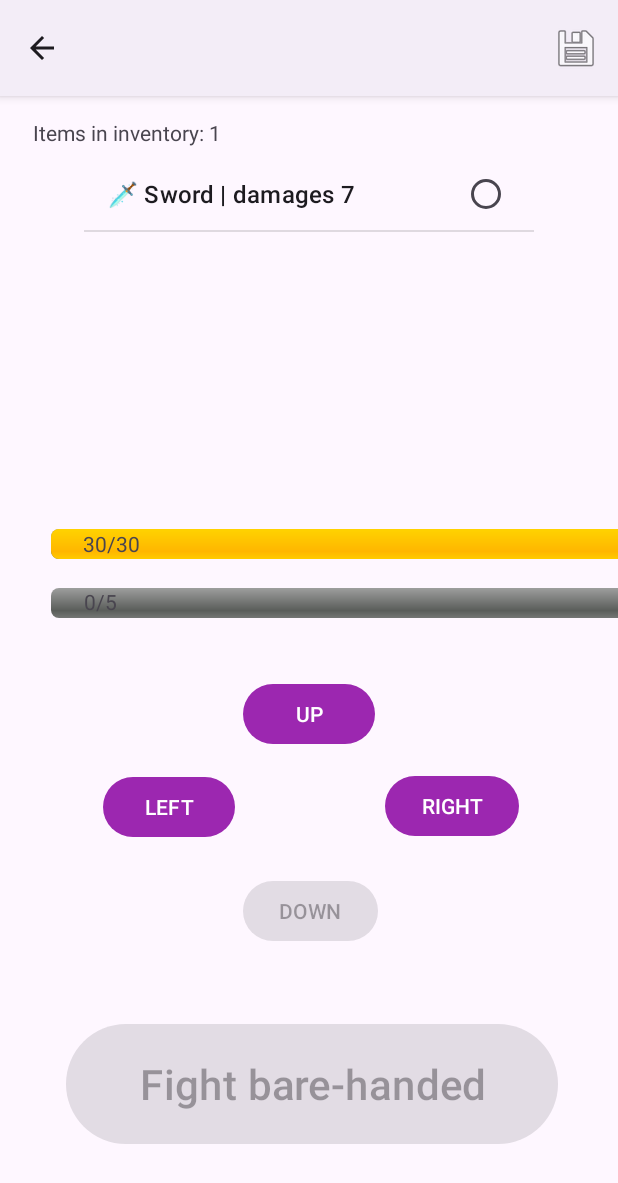
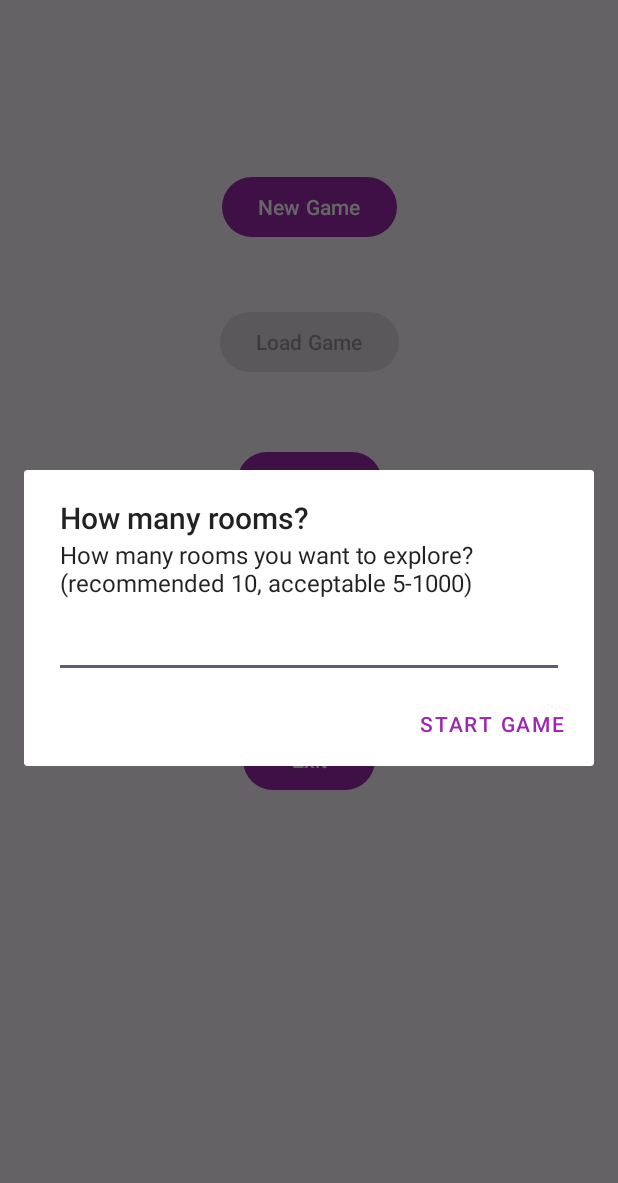
Before and after one commit to andrii-synelnyk/COM543-treasure-adventure-game, an Android app: the screen it shows after launch (GameActivity before the commit, MainActivity after it), after a tap on "New Game", on a phone screen of 412 x 824 dp. Shown: the top 1183 px of the screen. Run offline under Robolectric (Android 15) with nearby library versions, the phone set to English and light mode, and no system bars.

Commit message:
added ask for room count dialog

```diff
--- a/app/src/main/java/com/example/treasureadventure/Controller.java
+++ b/app/src/main/java/com/example/treasureadventure/Controller.java
@@ -7,10 +7,10 @@ public class Controller {
 
     GameActivity gameActivity;
 
-    Controller(GameActivity gameActivity, boolean loaded){
+    Controller(GameActivity gameActivity, boolean loaded, int numberOfRooms){
         if (!loaded) {
             model = new Model();
-            model.initializeIfNotLoaded();
+            model.initializeIfNotLoaded(numberOfRooms);
         }
         else model = new GameLoader(gameActivity).retreiveSave();
         view = new View();
--- a/app/src/main/java/com/example/treasureadventure/GameActivity.java
+++ b/app/src/main/java/com/example/treasureadventure/GameActivity.java
@@ -39,7 +39,6 @@ public class GameActivity extends AppCompatActivity {
     private int savedPosition = -1; // for saving selected item between rooms
     ListView listView;
     GameSaver gameSaver;
-    boolean loadButtonPressed = false;
 
     @Override
     protected void onCreate(Bundle savedInstanceState) {
@@ -53,6 +52,7 @@ public class GameActivity extends AppCompatActivity {
 
         Intent intent = getIntent();
         boolean loadButtonPressed = intent.getBooleanExtra("load-button", false);
+        int numberOfRooms = intent.getIntExtra("number-of-rooms", 10);
 
         // Obtain references to the buttons
         moveUpButton = findViewById(R.id.moveUPButton);
@@ -69,8 +69,8 @@ public class GameActivity extends AppCompatActivity {
         dungeonProgressText = findViewById(R.id.dungeonProgressText);
         inventoryCountText = findViewById(R.id.inventoryCountText);
 
-        if (!loadButtonPressed) controller = new Controller(this, false);
-        else controller = new Controller(this, true);
+        if (!loadButtonPressed) controller = new Controller(this, false, numberOfRooms);
+        else controller = new Controller(this, true, -1); // -1 is a placeholder, the number of rooms will be taken from save
         gameSaver = new GameSaver(this);
 
         // Set up listeners for each button
--- a/app/src/main/java/com/example/treasureadventure/MainActivity.java
+++ b/app/src/main/java/com/example/treasureadventure/MainActivity.java
@@ -2,10 +2,17 @@ package com.example.treasureadventure;
 
 import androidx.appcompat.app.AppCompatActivity;
 
+import android.content.DialogInterface;
 import android.content.Intent;
 import android.os.Bundle;
+import android.text.InputType;
 import android.view.View;
 import android.widget.Button;
+import android.app.AlertDialog;
+import android.widget.EditText;
+import android.widget.TextView;
+import android.widget.FrameLayout;
+import android.view.ViewGroup;
 
 import java.io.File;
 
@@ -13,7 +20,6 @@ public class MainActivity extends AppCompatActivity {
 
     Button newGameButton;
     Button loadGameButton;
-    GameLoader gameLoader;
 
     @Override
     protected void onCreate(Bundle savedInstanceState) {
@@ -33,8 +39,7 @@ public class MainActivity extends AppCompatActivity {
         newGameButton.setOnClickListener(new android.view.View.OnClickListener() {
             @Override
             public void onClick(View v) {
-                Intent intent = new Intent(MainActivity.this, GameActivity.class);
-                startActivity(intent);
+                openRoomNumberDialog();
             }
         });
 
@@ -62,4 +67,62 @@ public class MainActivity extends AppCompatActivity {
 
         loadGameButton.setEnabled(exists);
     }
+
+    private void openRoomNumberDialog() {
+        AlertDialog.Builder builder = new AlertDialog.Builder(this);
+
+        // Create an EditText with FrameLayout
+        final EditText input = new EditText(this);
+        input.setInputType(InputType.TYPE_CLASS_NUMBER);
+        FrameLayout container = new FrameLayout(this);
+        FrameLayout.LayoutParams params = new FrameLayout.LayoutParams(ViewGroup.LayoutParams.MATCH_PARENT, ViewGroup.LayoutParams.WRAP_CONTENT);
+        params.leftMargin = getResources().getDimensionPixelSize(R.dimen.dialog_margin);
+        params.rightMargin = getResources().getDimensionPixelSize(R.dimen.dialog_margin);
+        input.setLayoutParams(params);
+        container.addView(input);
+
+        builder.setTitle("How many rooms?");
+        builder.setMessage("How many rooms you want to explore? (recommended 10, acceptable 5-1000)");
+        builder.setView(container); // Set container with EditText
+
+        builder.setPositiveButton("Start Game", null); // Set OnClickListener to null initially
+
+        final AlertDialog dialog = builder.create();
+
+        dialog.setOnShowListener(new DialogInterface.OnShowListener() {
+            @Override
+            public void onShow(DialogInterface dialogInterface) {
+                final TextView messageView = dialog.findViewById(android.R.id.message);
+                Button button = dialog.getButton(AlertDialog.BUTTON_POSITIVE);
+                button.setOnClickListener(new View.OnClickListener() {
+                    @Override
+                    public void onClick(View view) {
+                        String userInputString = input.getText().toString();
+                        int userInputNumber;
+                        try {
+                            userInputNumber = Integer.parseInt(userInputString);
+                            if (!(userInputNumber < 5) && !(userInputNumber > 1000)) {
+                                Intent intent = new Intent(MainActivity.this, GameActivity.class);
+                                intent.putExtra("number-of-rooms", userInputNumber + 1);
+                                startActivity(intent);
+                                dialog.dismiss(); // Close the dialog if input is valid
+                            } else {
+                                if (messageView != null) {
+                                    messageView.setText("Number of rooms should be in bounds 5-1000");
+                                }
+                                input.setText(""); // Clear the input field
+                            }
+                        } catch (NumberFormatException e) {
+                            if (messageView != null) {
+                                messageView.setText("Please enter a valid number.");
+                            }
+                            input.setText(""); // Clear the input field if input is not a number
+                        }
+                    }
+                });
+            }
+        });
+
+        dialog.show();
+    }
 }
--- a/app/src/main/java/com/example/treasureadventure/Model.java
+++ b/app/src/main/java/com/example/treasureadventure/Model.java
@@ -36,12 +36,12 @@ public class Model {
 
     }
 
-    public void initializeIfNotLoaded(){
-        startGame();
+    public void initializeIfNotLoaded(int roomsNeeded){
+        startGame(roomsNeeded);
     }
 
-    private void startGame(){
-        startRoom = generateAndConstructDungeon();
+    private void startGame(int roomsNeeded){
+        startRoom = generateAndConstructDungeon(roomsNeeded);
         spawnGoblins();
 
         player = new Player(startRoom);
@@ -49,8 +49,7 @@ public class Model {
         player.addItemToInventory();
     }
 
-    private Room generateAndConstructDungeon(){
-        int roomsNeeded = 6;
+    private Room generateAndConstructDungeon(int roomsNeeded){
         DungeonGenerator generator = new DungeonGenerator();
         generator.generateDungeon(roomsNeeded);
 
--- /dev/null
+++ b/app/src/main/res/values/dimens.xml
@@ -0,0 +1,5 @@
+<?xml version="1.0" encoding="utf-8"?>
+<resources>
+    <dimen name="dialog_margin">20dp</dimen>
+    <!-- You can adjust the 16dp value to suit your design needs -->
+</resources>
```
